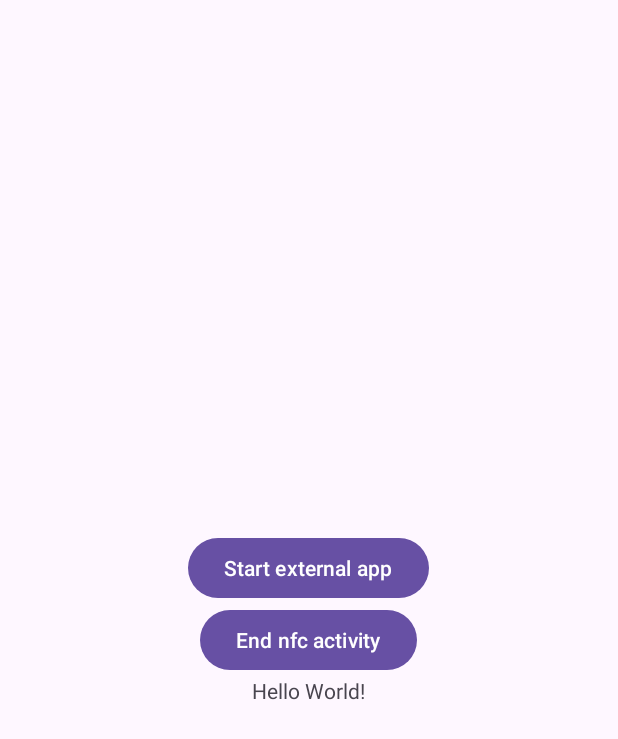
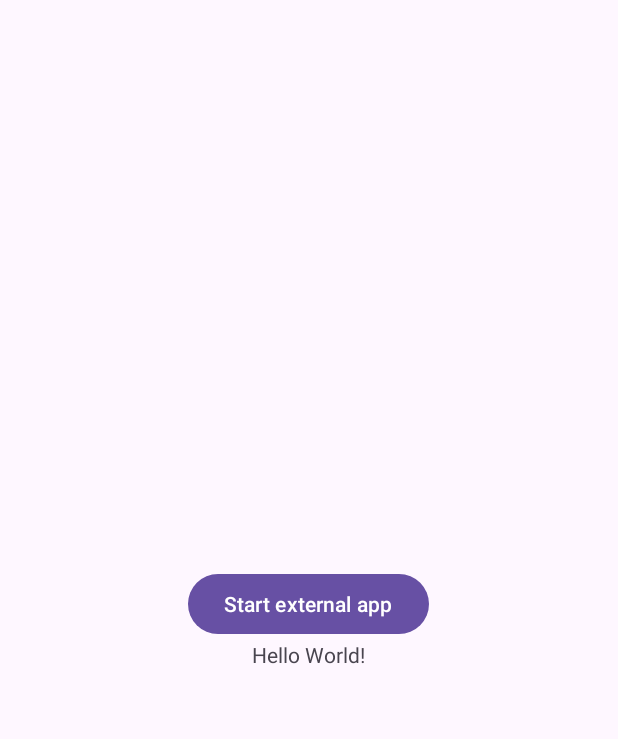
Before and after one commit to Iqoyz/android-reset-nfc-demo, an Android app: the screen it shows after launch (MainActivity), on a phone screen of 412 x 824 dp. Shown: the top 739 px of the screen. Run offline under Robolectric (Android 15) with nearby library versions, the phone set to English and light mode, and no system bars; 1 statement that could not run was skipped.

Commit message:
chore: remove unused button.

```diff
--- a/app/src/main/java/com/example/android_reset_nfc_tester/MainActivity.java
+++ b/app/src/main/java/com/example/android_reset_nfc_tester/MainActivity.java
@@ -46,7 +46,6 @@ public class MainActivity extends AppCompatActivity {
     public static String ACTION_RECEIPT_SUCCESS = TAG + ".ActionReceiptSuccess";
     public static String ACTION_RECEIPT_FAIL = TAG + ".ActionReceiptFail";
     private Button startExternalApp;
-    private Button nfcEndButton;
     private NfcAdapter nfcAdapter;
     private boolean isReceiverRegistered = false;;
     @Override
@@ -55,12 +54,10 @@ public class MainActivity extends AppCompatActivity {
         EdgeToEdge.enable(this);
         setContentView(R.layout.activity_main);
 
-
+        togglePolling(false);
         this.startExternalApp = findViewById(R.id.startExternalApp);
-        this.nfcEndButton = findViewById(R.id.nfcEndButton);
         initNfc();
         registerNfcReceiver();
-        togglePolling(false);
 
         ViewCompat.setOnApplyWindowInsetsListener(findViewById(R.id.main), (v, insets) -> {
             Insets systemBars = insets.getInsets(WindowInsetsCompat.Type.systemBars());
@@ -130,9 +127,7 @@ public class MainActivity extends AppCompatActivity {
         super.onResume();
         if (isNfcEnabled()) {
             CardEmulation.getInstance(nfcAdapter).setPreferredService(this, new ComponentName(this, MyHostApduService.class));
-            togglePolling(false);
         }
-
         registerNfcReceiver();
     }
 
--- a/app/src/main/res/layout/activity_main.xml
+++ b/app/src/main/res/layout/activity_main.xml
@@ -24,12 +24,6 @@
             android:text="Start external app" />
 
 
-        <Button
-            android:id="@+id/nfcEndButton"
-            android:layout_width="wrap_content"
-            android:layout_height="wrap_content"
-            android:text="End nfc activity" />
-
         <TextView
             android:layout_width="wrap_content"
             android:layout_height="wrap_content"
```
